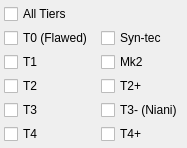
nnemkin/perpetuum-planner, file src/tierfilter.ui: the form before one commit.
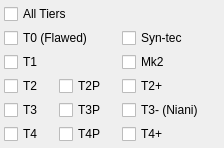
The form after the commit.

Patch:
```diff
--- a/src/tierfilter.ui
+++ b/src/tierfilter.ui
@@ -6,7 +6,7 @@
    <rect>
     <x>0</x>
     <y>0</y>
-    <width>172</width>
+    <width>193</width>
     <height>130</height>
    </rect>
   </property>
@@ -18,7 +18,7 @@
   </property>
   <layout class="QGridLayout" name="gridLayout">
    <property name="horizontalSpacing">
-    <number>8</number>
+    <number>16</number>
    </property>
    <property name="verticalSpacing">
     <number>4</number>
@@ -26,14 +26,14 @@
    <property name="margin">
     <number>4</number>
    </property>
-   <item row="0" column="0" colspan="2">
+   <item row="0" column="0" colspan="4">
     <widget class="QCheckBox" name="checkAllTiers">
      <property name="text">
       <string>All Tiers</string>
      </property>
     </widget>
    </item>
-   <item row="1" column="0">
+   <item row="1" column="0" colspan="2">
     <widget class="QCheckBox" name="checkBox_9">
      <property name="text">
       <string>T0 (Flawed)</string>
@@ -59,7 +59,7 @@
      </attribute>
     </widget>
    </item>
-   <item row="2" column="1">
+   <item row="2" column="2">
     <widget class="QCheckBox" name="checkBox_8">
      <property name="text">
       <string>Mk2</string>
@@ -85,7 +85,7 @@
      </attribute>
     </widget>
    </item>
-   <item row="3" column="1">
+   <item row="3" column="2">
     <widget class="QCheckBox" name="checkBox_6">
      <property name="text">
       <string>T2+</string>
@@ -111,7 +111,7 @@
      </attribute>
     </widget>
    </item>
-   <item row="4" column="1">
+   <item row="4" column="2">
     <widget class="QCheckBox" name="checkBox_5">
      <property name="text">
       <string>T3- (Niani)</string>
@@ -137,7 +137,7 @@
      </attribute>
     </widget>
    </item>
-   <item row="5" column="1">
+   <item row="5" column="2">
     <widget class="QCheckBox" name="checkBox_7">
      <property name="text">
       <string>T4+</string>
@@ -150,7 +150,7 @@
      </attribute>
     </widget>
    </item>
-   <item row="1" column="1">
+   <item row="1" column="2">
     <widget class="QCheckBox" name="checkBox_10">
      <property name="text">
       <string>Syn-tec</string>
@@ -163,6 +163,45 @@
      </attribute>
     </widget>
    </item>
+   <item row="3" column="1">
+    <widget class="QCheckBox" name="checkBox_12">
+     <property name="text">
+      <string>T2P</string>
+     </property>
+     <property name="tier" stdset="0">
+      <string notr="true">tierlevel_t2_pr</string>
+     </property>
+     <attribute name="buttonGroup">
+      <string>groupTiers</string>
+     </attribute>
+    </widget>
+   </item>
+   <item row="4" column="1">
+    <widget class="QCheckBox" name="checkBox_13">
+     <property name="text">
+      <string>T3P</string>
+     </property>
+     <property name="tier" stdset="0">
+      <string notr="true">tierlevel_t3_pr</string>
+     </property>
+     <attribute name="buttonGroup">
+      <string>groupTiers</string>
+     </attribute>
+    </widget>
+   </item>
+   <item row="5" column="1">
+    <widget class="QCheckBox" name="checkBox_14">
+     <property name="text">
+      <string>T4P</string>
+     </property>
+     <property name="tier" stdset="0">
+      <string notr="true">tierlevel_t4_pr</string>
+     </property>
+     <attribute name="buttonGroup">
+      <string>groupTiers</string>
+     </attribute>
+    </widget>
+   </item>
   </layout>
  </widget>
  <resources/>
```
